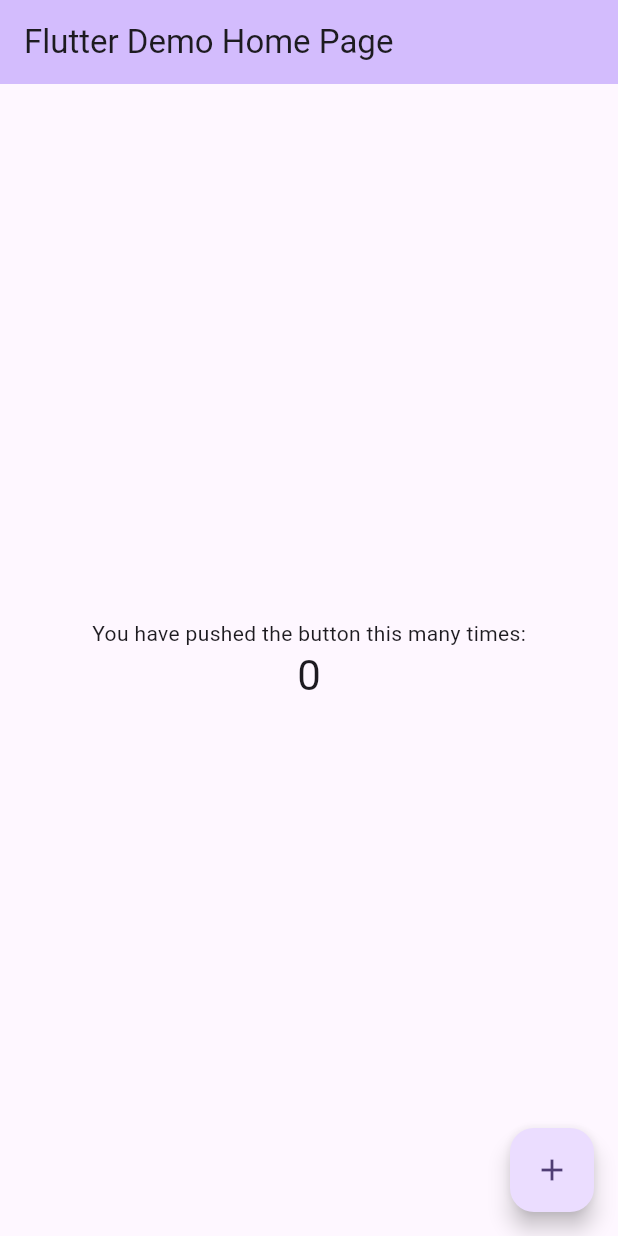
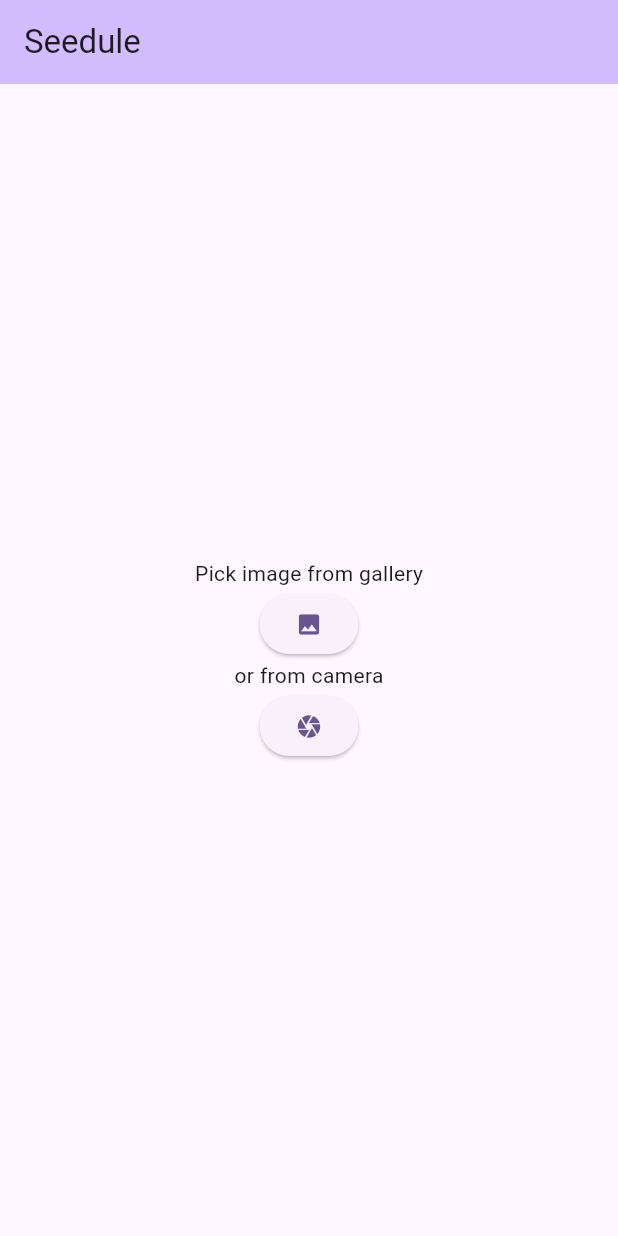
Before and after one commit to ilhanaquib/seedule, a Flutter app: the screen it shows after launch, on a phone screen of 412 x 824 dp. Run offline on Flutter 3.47's test engine with Material 3 defaults, Android fonts, the phone set to English and light mode, and no system bars; our stand-ins replace google_generative_ai, image_picker.

Commit message:
created the core function of the app

```diff
--- /dev/null
+++ b/lib/auth/secret.dart
@@ -0,0 +1 @@
+var geminiKey = 'AIzaSyABfx3oBrPGvbBcwu6GOr2S_dgmgW7_Xdw';
--- /dev/null
+++ b/lib/home.dart
@@ -0,0 +1,73 @@
+import 'dart:io';
+
+import 'package:flutter/material.dart';
+import 'package:image_picker/image_picker.dart';
+import 'package:seedule/gemini.dart';
+
+class MyHomePage extends StatefulWidget {
+  const MyHomePage({super.key, required this.title});
+  final String title;
+
+  @override
+  State<MyHomePage> createState() => _MyHomePageState();
+}
+
+class _MyHomePageState extends State<MyHomePage> {
+  @override
+  Widget build(BuildContext context) {
+    // variables
+    File? _image;
+    final _picker = ImagePicker();
+
+    // functions
+    void pickGallery() async {
+      final pickedImage = await _picker.pickImage(source: ImageSource.gallery);
+
+      if (pickedImage != null) {
+        _image = File(pickedImage.path);
+        Navigator.push(
+          context,
+          MaterialPageRoute(builder: (context) => GeminiWidget(image: _image!)),
+        );
+      }
+    }
+
+    void pickCamera() async {
+      final pickedImage = await _picker.pickImage(source: ImageSource.camera);
+
+      if (pickedImage != null) {
+        _image = File(pickedImage.path);
+        Navigator.push(
+          context,
+          MaterialPageRoute(builder: (context) => GeminiWidget(image: _image!)),
+        );
+      }
+    }
+
+    return Scaffold(
+      appBar: AppBar(
+        backgroundColor: Theme.of(context).colorScheme.inversePrimary,
+        title: Text('Seedule'),
+      ),
+      body: Center(
+        child: Column(
+          mainAxisAlignment:
+              MainAxisAlignment.center,
+          crossAxisAlignment: CrossAxisAlignment.center,
+          children: [
+            Text("Pick image from gallery"),
+            ElevatedButton(
+              onPressed: pickGallery,
+              child: const Icon(Icons.image),
+            ),
+            Text("or from camera"),
+            ElevatedButton(
+              onPressed: pickCamera,
+              child: const Icon(Icons.camera),
+            ),
+          ],
+        ),
+      ),
+    );
+  }
+}
--- a/lib/main.dart
+++ b/lib/main.dart
@@ -1,4 +1,7 @@
 import 'package:flutter/material.dart';
+import 'package:seedule/gemini.dart';
+
+import 'package:seedule/home.dart';
 
 void main() {
   runApp(const MyApp());
@@ -7,116 +10,15 @@ void main() {
 class MyApp extends StatelessWidget {
   const MyApp({super.key});
 
-  // This widget is the root of your application.
   @override
   Widget build(BuildContext context) {
     return MaterialApp(
-      title: 'Flutter Demo',
+      title: 'Seedule',
       theme: ThemeData(
-        // This is the theme of your application.
-        //
-        // TRY THIS: Try running your application with "flutter run". You'll see
-        // the application has a purple toolbar. Then, without quitting the app,
-        // try changing the seedColor in the colorScheme below to Colors.green
-        // and then invoke "hot reload" (save your changes or press the "hot
-        // reload" button in a Flutter-supported IDE, or press "r" if you used
-        // the command line to start the app).
-        //
-        // Notice that the counter didn't reset back to zero; the application
-        // state is not lost during the reload. To reset the state, use hot
-        // restart instead.
-        //
-        // This works for code too, not just values: Most code changes can be
-        // tested with just a hot reload.
         colorScheme: ColorScheme.fromSeed(seedColor: Colors.deepPurple),
       ),
-      home: const MyHomePage(title: 'Flutter Demo Home Page'),
+      home: const MyHomePage(title: 'Seedule'),
+      //home: const GeminiWidget(),
     );
   }
 }
-
-class MyHomePage extends StatefulWidget {
-  const MyHomePage({super.key, required this.title});
-
-  // This widget is the home page of your application. It is stateful, meaning
-  // that it has a State object (defined below) that contains fields that affect
-  // how it looks.
-
-  // This class is the configuration for the state. It holds the values (in this
-  // case the title) provided by the parent (in this case the App widget) and
-  // used by the build method of the State. Fields in a Widget subclass are
-  // always marked "final".
-
-  final String title;
-
-  @override
-  State<MyHomePage> createState() => _MyHomePageState();
-}
-
-class _MyHomePageState extends State<MyHomePage> {
-  int _counter = 0;
-
-  void _incrementCounter() {
-    setState(() {
-      // This call to setState tells the Flutter framework that something has
-      // changed in this State, which causes it to rerun the build method below
-      // so that the display can reflect the updated values. If we changed
-      // _counter without calling setState(), then the build method would not be
-      // called again, and so nothing would appear to happen.
-      _counter++;
-    });
-  }
-
-  @override
-  Widget build(BuildContext context) {
-    // This method is rerun every time setState is called, for instance as done
-    // by the _incrementCounter method above.
-    //
-    // The Flutter framework has been optimized to make rerunning build methods
-    // fast, so that you can just rebuild anything that needs updating rather
-    // than having to individually change instances of widgets.
-    return Scaffold(
-      appBar: AppBar(
-        // TRY THIS: Try changing the color here to a specific color (to
-        // Colors.amber, perhaps?) and trigger a hot reload to see the AppBar
-        // change color while the other colors stay the same.
-        backgroundColor: Theme.of(context).colorScheme.inversePrimary,
-        // Here we take the value from the MyHomePage object that was created by
-        // the App.build method, and use it to set our appbar title.
-        title: Text(widget.title),
-      ),
-      body: Center(
-        // Center is a layout widget. It takes a single child and positions it
-        // in the middle of the parent.
-        child: Column(
-          // Column is also a layout widget. It takes a list of children and
-          // arranges them vertically. By default, it sizes itself to fit its
-          // children horizontally, and tries to be as tall as its parent.
-          //
-          // Column has various properties to control how it sizes itself and
-          // how it positions its children. Here we use mainAxisAlignment to
-          // center the children vertically; the main axis here is the vertical
-          // axis because Columns are vertical (the cross axis would be
-          // horizontal).
-          //
-          // TRY THIS: Invoke "debug painting" (choose the "Toggle Debug Paint"
-          // action in the IDE, or press "p" in the console), to see the
-          // wireframe for each widget.
-          mainAxisAlignment: MainAxisAlignment.center,
-          children: <Widget>[
-            const Text('You have pushed the button this many times:'),
-            Text(
-              '$_counter',
-              style: Theme.of(context).textTheme.headlineMedium,
-            ),
-          ],
-        ),
-      ),
-      floatingActionButton: FloatingActionButton(
-        onPressed: _incrementCounter,
-        tooltip: 'Increment',
-        child: const Icon(Icons.add),
-      ), // This trailing comma makes auto-formatting nicer for build methods.
-    );
-  }
-}
--- a/pubspec.yaml
+++ b/pubspec.yaml
@@ -34,6 +34,9 @@ dependencies:
   # The following adds the Cupertino Icons font to your application.
   # Use with the CupertinoIcons class for iOS style icons.
   cupertino_icons: ^1.0.8
+  image_picker: ^1.1.2
+  flutter_gemini: ^3.0.0
+  google_generative_ai: ^0.4.6
 
 dev_dependencies:
   flutter_test:
```
Also changed, not shown: lib/gemini.dart (added, +94 -0 lines), lib/schedule.dart (added, +72 -0 lines), pubspec.lock, 5 other files.
